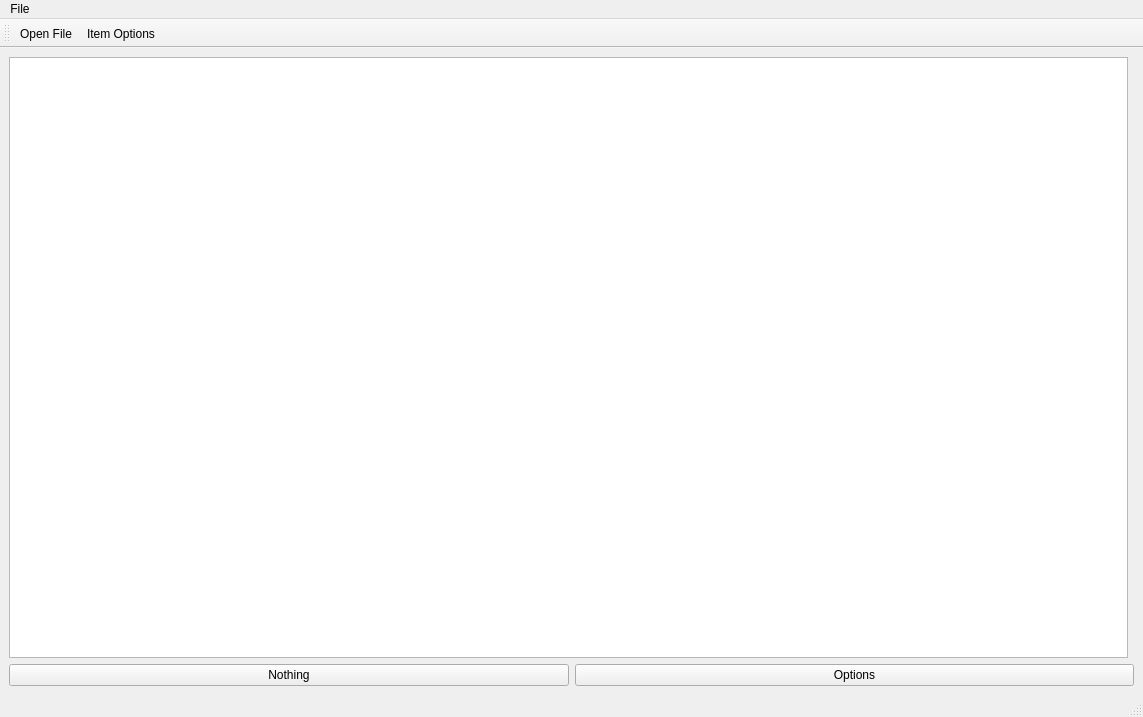
First picture: the form in worksheet6/QTproject/mainwindow.ui, repository ABokanan/2025_eeyab13, before the edit.
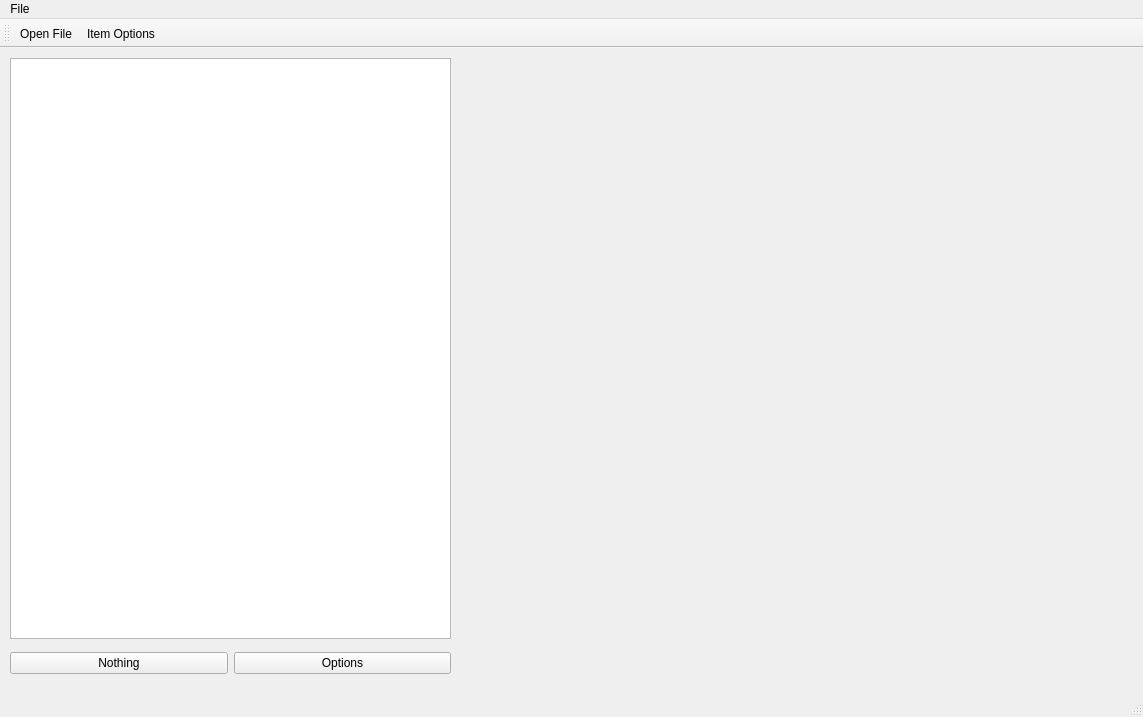
Second picture: the form after the edit. Icons and pictures are not drawn. Custom widgets are drawn as their Qt base class.

What changed in the file:
```diff
--- a/worksheet6/QTproject/mainwindow.ui
+++ b/worksheet6/QTproject/mainwindow.ui
@@ -14,11 +14,51 @@
    <string>MainWindow</string>
   </property>
   <widget class="QWidget" name="centralwidget">
-   <layout class="QVBoxLayout" name="verticalLayout">
-    <item>
+   <widget class="QWidget" name="">
+    <property name="geometry">
+     <rect>
+      <x>10</x>
+      <y>600</y>
+      <width>441</width>
+      <height>31</height>
+     </rect>
+    </property>
      <layout class="QHBoxLayout" name="horizontalLayout">
       <item>
+      <widget class="QPushButton" name="pushButton">
+       <property name="text">
+        <string>Nothing</string>
+       </property>
+      </widget>
+     </item>
+     <item>
+      <widget class="QPushButton" name="pushButton_2">
+       <property name="text">
+        <string>Options</string>
+       </property>
+      </widget>
+     </item>
+    </layout>
+   </widget>
+   <widget class="QVTKOpenGLNativeWidget" name="vtkWidget" native="true">
+    <property name="geometry">
+     <rect>
+      <x>462</x>
+      <y>10</y>
+      <width>671</width>
+      <height>581</height>
+     </rect>
+    </property>
+   </widget>
        <widget class="QTreeView" name="treeView">
+    <property name="geometry">
+     <rect>
+      <x>10</x>
+      <y>10</y>
+      <width>441</width>
+      <height>581</height>
+     </rect>
+    </property>
         <property name="sizePolicy">
          <sizepolicy hsizetype="Expanding" vsizetype="Expanding">
           <horstretch>0</horstretch>
@@ -29,31 +69,6 @@
          <enum>Qt::ContextMenuPolicy::ActionsContextMenu</enum>
         </property>
        </widget>
-      </item>
-      <item>
-       <widget class="QWidget" name="widget" native="true"/>
-      </item>
-     </layout>
-    </item>
-    <item>
-     <layout class="QHBoxLayout" name="horizontalLayout_2">
-      <item>
-       <widget class="QPushButton" name="pushButton">
-        <property name="text">
-         <string>Nothing</string>
-        </property>
-       </widget>
-      </item>
-      <item>
-       <widget class="QPushButton" name="pushButton_2">
-        <property name="text">
-         <string>Options</string>
-        </property>
-       </widget>
-      </item>
-     </layout>
-    </item>
-   </layout>
   </widget>
   <widget class="QMenuBar" name="menubar">
    <property name="geometry">
@@ -114,6 +129,14 @@
    </property>
   </action>
  </widget>
+ <customwidgets>
+  <customwidget>
+   <class>QVTKOpenGLNativeWidget</class>
+   <extends>QWidget</extends>
+   <header>QVTKOpenGLNativeWidget.h</header>
+   <container>1</container>
+  </customwidget>
+ </customwidgets>
  <resources>
   <include location="icons.qrc"/>
  </resources>
```
Lines whose indentation alone changed are shown as unchanged.
